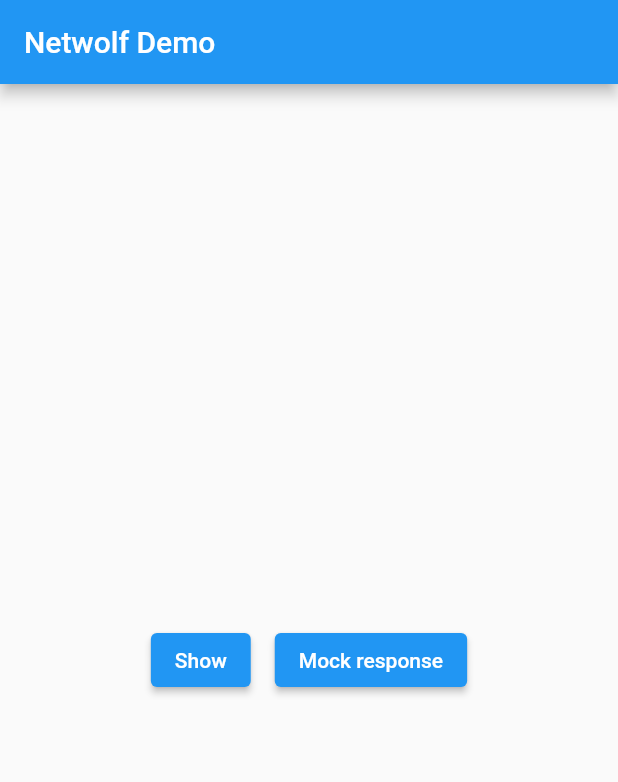
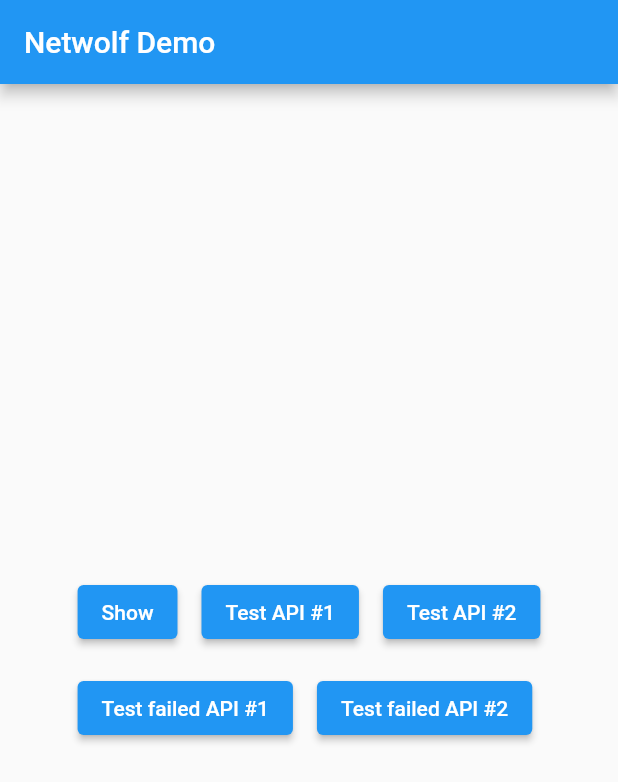
Before and after one commit to pongloongyeat/netwolf, a Flutter app: the screen it shows after launch, on a phone screen of 412 x 824 dp. Shown: the top 782 px of the screen. Run offline on Flutter 3.47's test engine with Material 2 defaults, Android fonts, the phone set to English and light mode, and no system bars; our stand-ins replace dio; missing offline and left inert: flutter_portal, notification_dispatcher, shake.

Commit message:
chore: Add more test requests

```diff
--- a/example/lib/main.dart
+++ b/example/lib/main.dart
@@ -37,7 +37,31 @@ class HomePage extends StatelessWidget {
                         ..interceptors.add(NetwolfDioInterceptor())
                         ..get('https://pokeapi.co/api/v2/pokemon-form/132/');
                     },
-                    child: const Text('Mock response'),
+                    child: const Text('Test API #1'),
+                  ),
+                  ElevatedButton(
+                    onPressed: () {
+                      Dio()
+                        ..interceptors.add(NetwolfDioInterceptor())
+                        ..get('https://api.ipify.org?format=json');
+                    },
+                    child: const Text('Test API #2'),
+                  ),
+                  ElevatedButton(
+                    onPressed: () {
+                      Dio()
+                        ..interceptors.add(NetwolfDioInterceptor())
+                        ..put('https://pokeapi.co/api/v2/pokemon-form/132/');
+                    },
+                    child: const Text('Test failed API #1'),
+                  ),
+                  ElevatedButton(
+                    onPressed: () {
+                      Dio()
+                        ..interceptors.add(NetwolfDioInterceptor())
+                        ..post('https://api.ipify.org?format=json');
+                    },
+                    child: const Text('Test failed API #2'),
                   ),
                 ],
               ),
```
